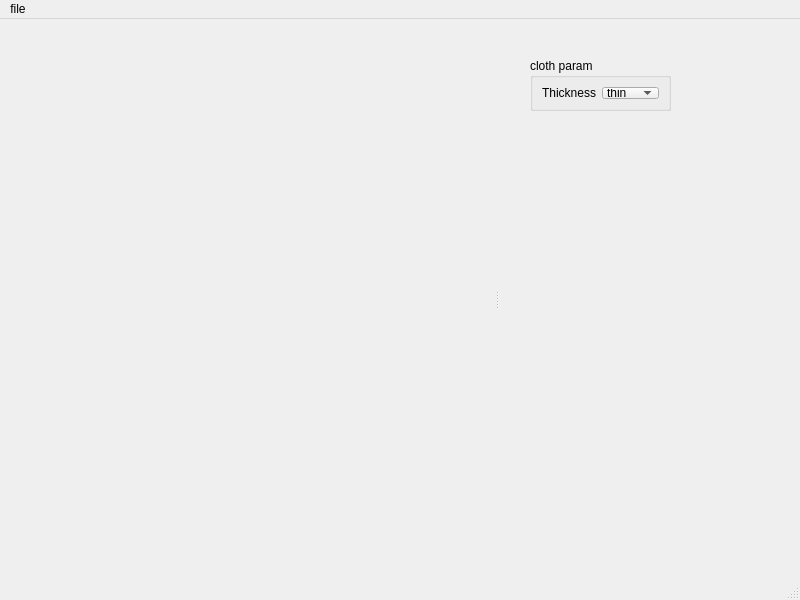
Before: the Qt Designer form meshwindow.ui in dolphin-li/SewingEditor, drawn with Qt 5.
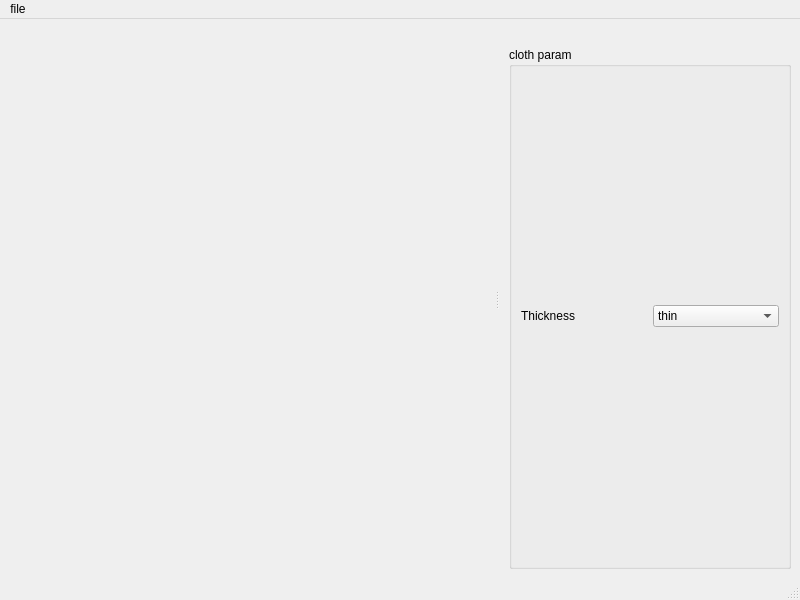
After: the same form once the commit is applied. Custom widgets are drawn as their Qt base class.

What changed in the file:
```diff
--- a/meshwindow.ui
+++ b/meshwindow.ui
@@ -52,14 +52,14 @@
     <number>2</number>
    </attribute>
    <widget class="QWidget" name="dockWidgetRightContents">
+    <layout class="QGridLayout" name="gridLayout_3">
+     <item row="0" column="0">
     <widget class="QGroupBox" name="groupBox">
-     <property name="geometry">
-      <rect>
-       <x>30</x>
-       <y>20</y>
-       <width>141</width>
-       <height>53</height>
-      </rect>
+       <property name="minimumSize">
+        <size>
+         <width>0</width>
+         <height>0</height>
+        </size>
      </property>
      <property name="title">
       <string>cloth param</string>
@@ -74,6 +74,12 @@
       </item>
       <item row="0" column="1">
        <widget class="QComboBox" name="cbThickness">
+          <property name="minimumSize">
+           <size>
+            <width>0</width>
+            <height>0</height>
+           </size>
+          </property>
         <property name="currentText">
          <string>thin</string>
         </property>
@@ -104,6 +110,8 @@
       </item>
      </layout>
     </widget>
+     </item>
+    </layout>
    </widget>
   </widget>
   <widget class="QDockWidget" name="dockWidgetLeft">
```
Lines whose indentation alone changed are shown as unchanged.
